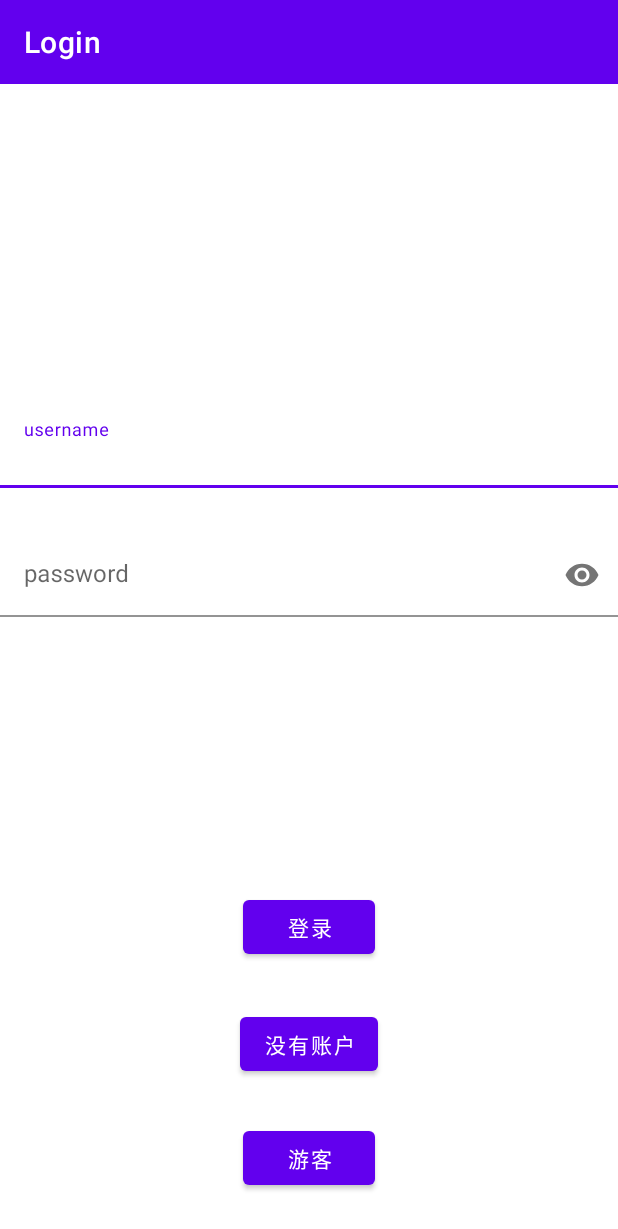
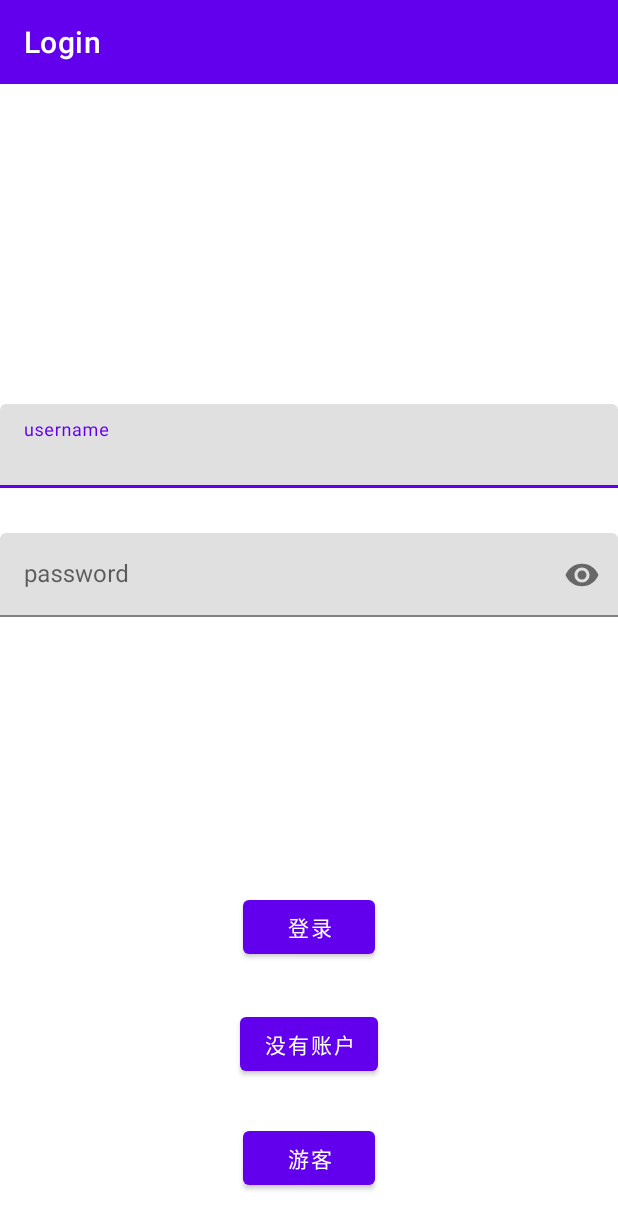
Before and after one commit to OneSony/Treehole, an Android app: the screen it shows after launch (LoginActivity), on a phone screen of 412 x 824 dp. Shown: the top 1229 px of the screen. Run offline under Robolectric (Android 15) with nearby library versions, the phone set to English and light mode, and no system bars.

Commit message:
fix more dark mode

```diff
--- a/app/src/main/res/layout/activity_chat.xml
+++ b/app/src/main/res/layout/activity_chat.xml
@@ -16,7 +16,7 @@
         app:layout_constraintEnd_toEndOf="parent"
         app:layout_constraintStart_toStartOf="parent"
         app:layout_constraintTop_toTopOf="parent"
-        app:titleTextColor="@color/white" />
+        app:titleTextColor="?attr/colorOnPrimary" />
 
     <androidx.recyclerview.widget.RecyclerView
         android:id="@+id/msg_list"
--- a/app/src/main/res/layout/activity_edit.xml
+++ b/app/src/main/res/layout/activity_edit.xml
@@ -15,7 +15,7 @@
         android:background="?attr/colorPrimary"
         android:minHeight="?attr/actionBarSize"
         android:theme="?attr/actionBarTheme"
-        app:titleTextColor="@color/white" />
+        app:titleTextColor="?attr/colorOnPrimary" />
 
     <ScrollView
         android:id="@+id/scrollView2"
--- a/app/src/main/res/layout/activity_info.xml
+++ b/app/src/main/res/layout/activity_info.xml
@@ -16,7 +16,7 @@
         app:layout_constraintEnd_toEndOf="parent"
         app:layout_constraintStart_toStartOf="parent"
         app:layout_constraintTop_toTopOf="parent"
-        app:titleTextColor="@color/white" />
+        app:titleTextColor="?attr/colorOnPrimary" />
 
     <ScrollView
         android:layout_width="match_parent"
--- a/app/src/main/res/layout/activity_login.xml
+++ b/app/src/main/res/layout/activity_login.xml
@@ -16,7 +16,7 @@
         app:layout_constraintEnd_toEndOf="parent"
         app:layout_constraintStart_toStartOf="parent"
         app:layout_constraintTop_toTopOf="parent"
-        app:titleTextColor="@color/white" />
+        app:titleTextColor="?attr/colorOnPrimary" />
 
     <Button
         android:id="@+id/login_button"
@@ -56,7 +56,6 @@
         android:id="@+id/username_box"
         android:layout_width="0dp"
         android:layout_height="wrap_content"
-        app:boxBackgroundColor="@color/cardview_light_background"
         app:layout_constraintBottom_toBottomOf="parent"
         app:layout_constraintEnd_toEndOf="parent"
         app:layout_constraintStart_toStartOf="parent"
@@ -77,7 +76,6 @@
         android:layout_width="match_parent"
         android:layout_height="wrap_content"
         android:layout_marginTop="30dp"
-        app:boxBackgroundColor="@color/cardview_light_background"
         app:boxBackgroundMode="filled"
         app:counterEnabled="false"
         app:layout_constraintEnd_toEndOf="parent"
@@ -88,9 +86,9 @@
         <com.google.android.material.textfield.TextInputEditText
             android:layout_width="match_parent"
             android:layout_height="wrap_content"
+            android:hint="password"
             android:inputType="textPassword"
-            android:maxLines="1"
-            android:hint="password" />
+            android:maxLines="1" />
     </com.google.android.material.textfield.TextInputLayout>
 
 </androidx.constraintlayout.widget.ConstraintLayout>
--- a/app/src/main/res/layout/activity_main.xml
+++ b/app/src/main/res/layout/activity_main.xml
@@ -16,7 +16,8 @@
         app:layout_constraintEnd_toEndOf="parent"
         app:layout_constraintStart_toStartOf="parent"
         app:layout_constraintTop_toTopOf="parent"
-        app:titleTextColor="@color/white" />
+        app:tint="?attr/colorOnPrimary"
+        app:titleTextColor="?attr/colorOnPrimary" />
 
     <androidx.fragment.app.FragmentContainerView
         android:id="@+id/Nav"
--- a/app/src/main/res/layout/activity_register.xml
+++ b/app/src/main/res/layout/activity_register.xml
@@ -16,7 +16,7 @@
         app:layout_constraintEnd_toEndOf="parent"
         app:layout_constraintStart_toStartOf="parent"
         app:layout_constraintTop_toTopOf="parent"
-        app:titleTextColor="@color/white" />
+        app:titleTextColor="?attr/colorOnPrimary" />
 
     <Button
         android:id="@+id/register_button"
@@ -33,7 +33,6 @@
         android:id="@+id/r_username_box"
         android:layout_width="0dp"
         android:layout_height="wrap_content"
-        app:boxBackgroundColor="@color/cardview_light_background"
         app:layout_constraintBottom_toBottomOf="parent"
         app:layout_constraintEnd_toEndOf="parent"
         app:layout_constraintStart_toStartOf="parent"
@@ -54,7 +53,6 @@
         android:layout_width="match_parent"
         android:layout_height="wrap_content"
         android:layout_marginTop="30dp"
-        app:boxBackgroundColor="@color/cardview_light_background"
         app:boxBackgroundMode="filled"
         app:counterEnabled="false"
         app:errorEnabled="false"
--- a/app/src/main/res/values-night/themes.xml
+++ b/app/src/main/res/values-night/themes.xml
@@ -1,6 +1,7 @@
 <resources xmlns:tools="http://schemas.android.com/tools">
     <!-- Base application theme. -->
     <style name="Theme.Treehole" parent="Theme.MaterialComponents.DayNight.NoActionBar">
+
         <!-- Primary brand color. -->
         <item name="colorPrimary">@color/purple_200</item>
         <item name="colorPrimaryVariant">@color/purple_700</item>
--- a/app/src/main/res/values/themes.xml
+++ b/app/src/main/res/values/themes.xml
@@ -12,6 +12,5 @@
         <!-- Status bar color. -->
         <item name="android:statusBarColor">?attr/colorPrimaryVariant</item>
         <!-- Customize your theme here. -->
-        <item name="homeAsUpIndicator">@drawable/back_white</item>
     </style>
 </resources>
```
Also changed, not shown: app/src/main/java/com/example/treehole/MsgListAdapter.java (+29 -3 lines), app/src/main/java/com/example/treehole/WebUtils.java (+6 -6 lines).
